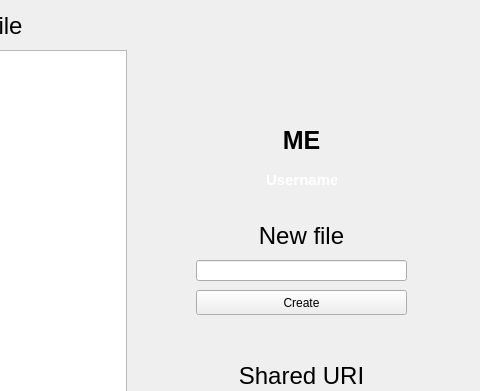
Before: the Qt Designer form client/newopen.ui in SimoneDutto/CollaborativeEditor, drawn with Qt 5; both pictures show x 244 to 724 and y 0 to 391 of the 724 by 507 pixel window.
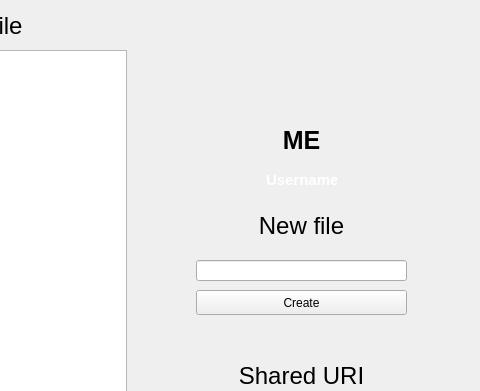
After: the same form once the commit is applied. Icons and pictures are not drawn. Custom widgets are drawn as their Qt base class.

```diff
--- a/client/newopen.ui
+++ b/client/newopen.ui
@@ -111,7 +111,7 @@
    <property name="geometry">
     <rect>
      <x>440</x>
-     <y>220</y>
+     <y>210</y>
      <width>211</width>
      <height>32</height>
     </rect>
```
